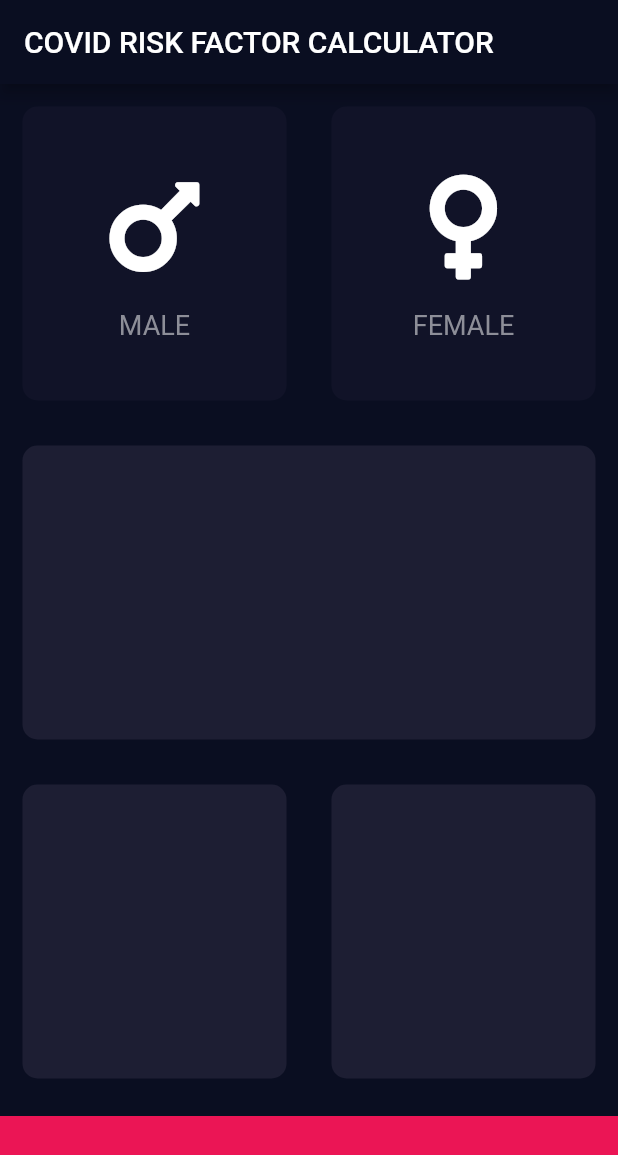
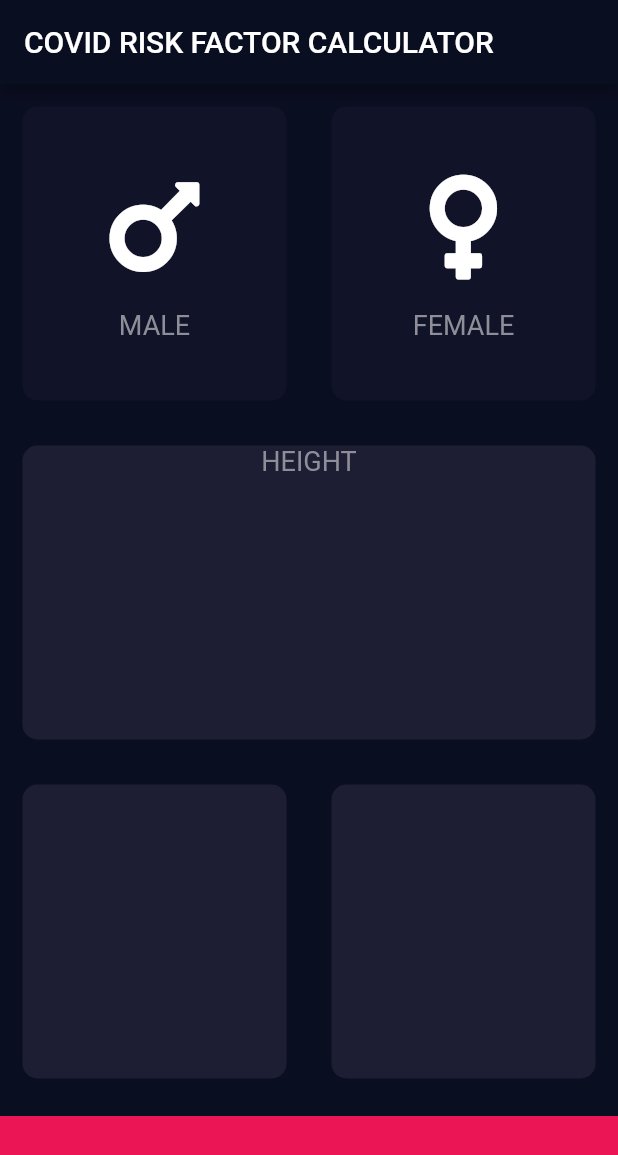
Before and after one commit to abhi-kv29/COVID-RISK-FACTOR-CALCULATOR, a Flutter app: the screen it shows after launch, on a phone screen of 412 x 824 dp. Shown: the top 1155 px of the screen. Run offline on Flutter 3.47's test engine with Material 2 defaults, Android fonts, the phone set to English and light mode, and no system bars; our stand-ins replace font_awesome_flutter.

Commit message:
refactored code

```diff
--- /dev/null
+++ b/lib/constants.dart
@@ -0,0 +1,11 @@
+import 'package:flutter/material.dart';
+
+const kLabelTextStyle = TextStyle(
+  fontSize: 18.0,
+  color: Color(0xFF8D8E98),
+);
+
+const kBottomContainerHeight = 80.0;
+const kActiveCardColour = Color(0xFF1D1E33);
+const kInactiveCardColour = Color(0xFF111328);
+const kBottomContainerColour = Color(0xFFEB1555);
--- a/lib/icon_content.dart
+++ b/lib/icon_content.dart
@@ -1,9 +1,5 @@
 import 'package:flutter/material.dart';
-
-const labelTextStyle = TextStyle(
-  fontSize: 18.0,
-  color: Color(0xFF8D8E98),
-);
+import 'constants.dart';
 
 class IconContent extends StatelessWidget {
   IconContent({@required this.icon, @required this.label});
@@ -26,7 +22,7 @@ class IconContent extends StatelessWidget {
         ),
         Text(
           label,
-          style: labelTextStyle,
+          style: kLabelTextStyle,
         ),
       ],
     );
--- a/lib/input_page.dart
+++ b/lib/input_page.dart
@@ -2,11 +2,7 @@ import 'package:flutter/material.dart';
 import 'package:font_awesome_flutter/font_awesome_flutter.dart';
 import 'icon_content.dart';
 import 'reusable_card.dart';
-
-const bottomContainerHeight = 80.0;
-const activeCardColour = Color(0xFF1D1E33);
-const inactiveCardColour = Color(0xFF111328);
-const bottomContainerColour = Color(0xFFEB1555);
+import 'constants.dart';
 
 enum Gender {
   male,
@@ -19,8 +15,8 @@ class InputPage extends StatefulWidget {
 }
 
 class _InputPageState extends State<InputPage> {
-  Color maleCardColour = inactiveCardColour;
-  Color femaleCardColour = inactiveCardColour;
+  Color maleCardColour = kInactiveCardColour;
+  Color femaleCardColour = kInactiveCardColour;
 
   Gender selectedGender;
 
@@ -31,43 +27,40 @@ class _InputPageState extends State<InputPage> {
           title: Text('COVID RISK FACTOR CALCULATOR'),
         ),
         body: Column(
+          crossAxisAlignment: CrossAxisAlignment.stretch,
           children: <Widget>[
             Expanded(
               child: Row(
                 children: <Widget>[
                   Expanded(
-                    child: GestureDetector(
-                      onTap: () {
+                    child: ReusableCard(
+                      onPress: () {
                         setState(() {
                           selectedGender = Gender.male;
                         });
                       },
-                      child: ReusableCard(
                       colour: selectedGender == Gender.male
-                            ? activeCardColour
-                            : inactiveCardColour,
+                          ? kActiveCardColour
+                          : kInactiveCardColour,
                       cardChild: IconContent(
                         icon: FontAwesomeIcons.mars,
                         label: 'MALE',
                       ),
                     ),
                   ),
-                  ),
                   Expanded(
-                    child: GestureDetector(
-                      onTap: () {
+                    child: ReusableCard(
+                      onPress: () {
                         setState(() {
                           selectedGender = Gender.female;
                         });
                       },
-                      child: ReusableCard(
                       colour: selectedGender == Gender.female
-                            ? activeCardColour
-                            : inactiveCardColour,
+                          ? kActiveCardColour
+                          : kInactiveCardColour,
                       cardChild: IconContent(
                         icon: FontAwesomeIcons.venus,
                         label: 'FEMALE',
-                        ),
                       ),
                     ),
                   ),
@@ -76,7 +69,15 @@ class _InputPageState extends State<InputPage> {
             ),
             Expanded(
               child: ReusableCard(
-                colour: activeCardColour,
+                colour: kActiveCardColour,
+                cardChild: Column(
+                  children: <Widget>[
+                    Text(
+                      'HEIGHT',
+                      style: kLabelTextStyle,
+                    ),
+                  ],
+                ),
               ),
             ),
             Expanded(
@@ -84,22 +85,22 @@ class _InputPageState extends State<InputPage> {
                 children: <Widget>[
                   Expanded(
                     child: ReusableCard(
-                      colour: activeCardColour,
+                      colour: kActiveCardColour,
                     ),
                   ),
                   Expanded(
                     child: ReusableCard(
-                      colour: activeCardColour,
+                      colour: kActiveCardColour,
                     ),
                   ),
                 ],
               ),
             ),
             Container(
-              color: bottomContainerColour,
+              color: kBottomContainerColour,
               margin: EdgeInsets.only(top: 10.0),
               width: double.infinity,
-              height: bottomContainerHeight,
+              height: kBottomContainerHeight,
             ),
           ],
         ));
--- a/lib/reusable_card.dart
+++ b/lib/reusable_card.dart
@@ -1,17 +1,21 @@
 import 'package:flutter/material.dart';
 
 class ReusableCard extends StatelessWidget {
-  ReusableCard({@required this.cardChild, @required this.colour});
+  ReusableCard({@required this.colour, this.cardChild, this.onPress});
   final Color colour;
   final Widget cardChild;
+  final Function onPress;
   @override
   Widget build(BuildContext context) {
-    return Container(
-      child: cardChild,
-      margin: EdgeInsets.all(15.0),
-      decoration: BoxDecoration(
-        color: colour,
-        borderRadius: BorderRadius.circular(10.0),
+    return GestureDetector(
+      onTap: onPress,
+      child: Container(
+        child: cardChild,
+        margin: EdgeInsets.all(15.0),
+        decoration: BoxDecoration(
+          color: colour,
+          borderRadius: BorderRadius.circular(10.0),
+        ),
       ),
     );
   }
```
Lines whose indentation alone changed are shown as unchanged.
